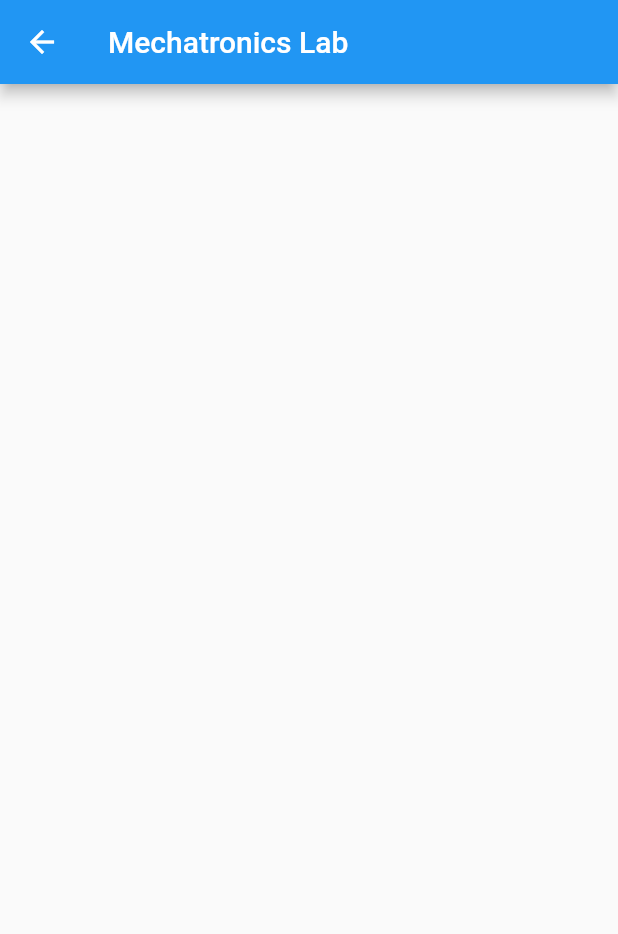
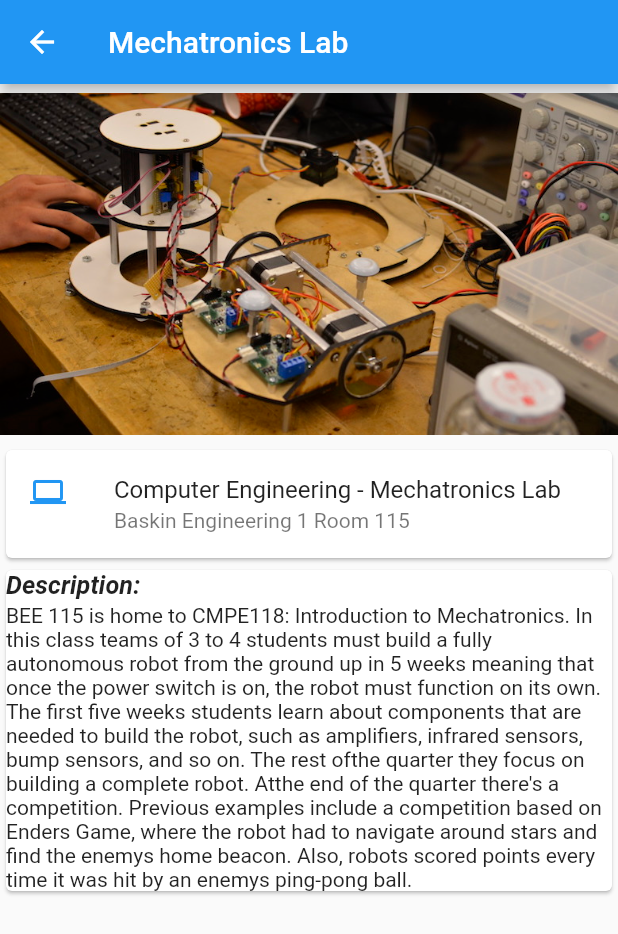
Before and after one commit to PenguinGovernor/Basking-School-of-Engineering-Virtual-Tour, a Flutter app: the MechLab screen opened by its route, on a phone screen of 412 x 824 dp. Shown: the top 934 px of the screen. Run offline on Flutter 3.47's test engine with Material 2 defaults, Android fonts, the light colour scheme and no system bars; missing offline and left inert: map_view; statements that could not run were skipped.

Commit message:
Add mech lab

```diff
--- a/lib/rooms/MechLab.dart
+++ b/lib/rooms/MechLab.dart
@@ -4,7 +4,70 @@ class MechLab extends StatelessWidget {
   @override
   Widget build(BuildContext context) {
     return new Scaffold(
-      appBar: new AppBar(backgroundColor: Colors.blue, title: new Text("Mechatronics Lab"),),
+      appBar: new AppBar(
+        backgroundColor: Colors.blue,
+        title: new Text("Mechatronics Lab"),
+      ),
+      body: new MechBody(),
     );
   }
 }
+
+class MechBody extends StatelessWidget {
+  @override
+  Widget build(BuildContext context) {
+    return new ListView(
+      children: <Widget>[
+        new Column(
+          children: <Widget>[
+            new Align(
+              alignment: Alignment.center,
+              child: new Image.asset(
+                "images/mech.jpg",
+                height: 240.0,
+              ),
+            ),
+            new Card(
+              child: new Column(
+                children: <Widget>[
+                  new ListTile(
+                    leading: new Icon(Icons.computer, color: Colors.blue),
+                    title: new Text("Computer Engineering - Mechatronics Lab"),
+                    subtitle: new Text("Baskin Engineering 1 Room 115"),
+                  )
+                ],
+              ),
+            ),
+            new Card(
+              color: Colors.white,
+              child: new Column(
+                children: <Widget>[
+                  new Align(
+                    alignment: Alignment.topLeft,
+                    child: new Text(
+                      "Description: ",
+                      style: new TextStyle(
+                          fontStyle: FontStyle.italic,
+                          fontWeight: FontWeight.bold),
+                      textScaleFactor: 1.2,
+                    ),
+                  ),
+                  new Padding(
+                    padding: new EdgeInsets.all(1.0),
+                  ),
+                  new Align(
+                    alignment: Alignment.topLeft,
+                    child: new Text("$_desc"),
+                  )
+                ],
+              ),
+            )
+          ],
+        )
+      ],
+    );
+  }
+
+  final _desc =
+      "BEE 115 is home to CMPE118: Introduction to Mechatronics. In this class teams of 3 to 4 students must build a fully autonomous robot from the ground up in 5 weeks meaning that once the power switch is on, the robot must function on its own. The first five weeks students learn about components that are needed to build the robot, such as amplifiers, infrared sensors, bump sensors, and so on. The rest ofthe quarter they focus on building a complete robot. Atthe end of the quarter there's a competition. Previous examples include a competition based on Enders Game, where the robot had to navigate around stars and find the enemys home beacon. Also, robots scored points every time it was hit by an enemys ping-pong ball.";
+}
--- a/pubspec.yaml
+++ b/pubspec.yaml
@@ -31,6 +31,7 @@ flutter:
     - images/linuxlab.jpg
     - images/computervision.jpg
     - images/gamedesign.jpg
+    - images/mech.jpg
 
   # To add assets to your application, add an assets section, like this:
   # assets:
```
Also changed, not shown: images/mech.jpg (added).
